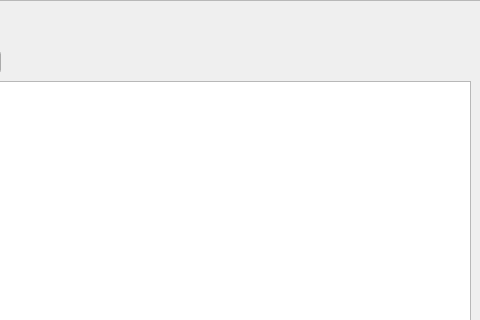
This is desktopApp/ui/maintenanceTab.ui in eeroleppalehto/Jahtirekisteri as Qt 5 draws it before an edit; both pictures show x 460 to 940 and y 0 to 320 of the 940 by 760 pixel window. The edited form follows.
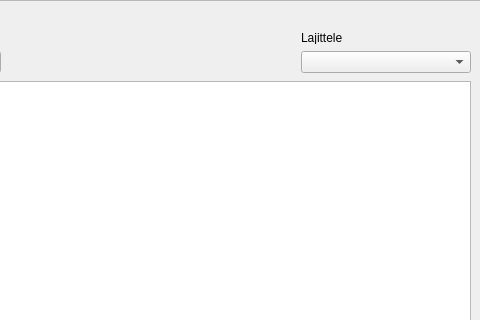
This is the edited form.

Commit message: Added combo box to the ui file for sort options

The edit to the form file:
```diff
--- a/desktopApp/ui/maintenanceTab.ui
+++ b/desktopApp/ui/maintenanceTab.ui
@@ -27,8 +27,8 @@
      <rect>
       <x>0</x>
       <y>0</y>
-      <width>939</width>
-      <height>759</height>
+      <width>937</width>
+      <height>757</height>
      </rect>
     </property>
     <widget class="QPushButton" name="maintenanceAddMembershipPushButton">
@@ -292,6 +292,29 @@
       <string>Poista jäsenyys...</string>
      </property>
     </widget>
+    <widget class="QComboBox" name="maintenanceSortComboBox">
+     <property name="geometry">
+      <rect>
+       <x>760</x>
+       <y>50</y>
+       <width>170</width>
+       <height>22</height>
+      </rect>
+     </property>
+    </widget>
+    <widget class="QLabel" name="label_4">
+     <property name="geometry">
+      <rect>
+       <x>760</x>
+       <y>30</y>
+       <width>170</width>
+       <height>13</height>
+      </rect>
+     </property>
+     <property name="text">
+      <string>Lajittele</string>
+     </property>
+    </widget>
    </widget>
   </widget>
  </widget>
```
